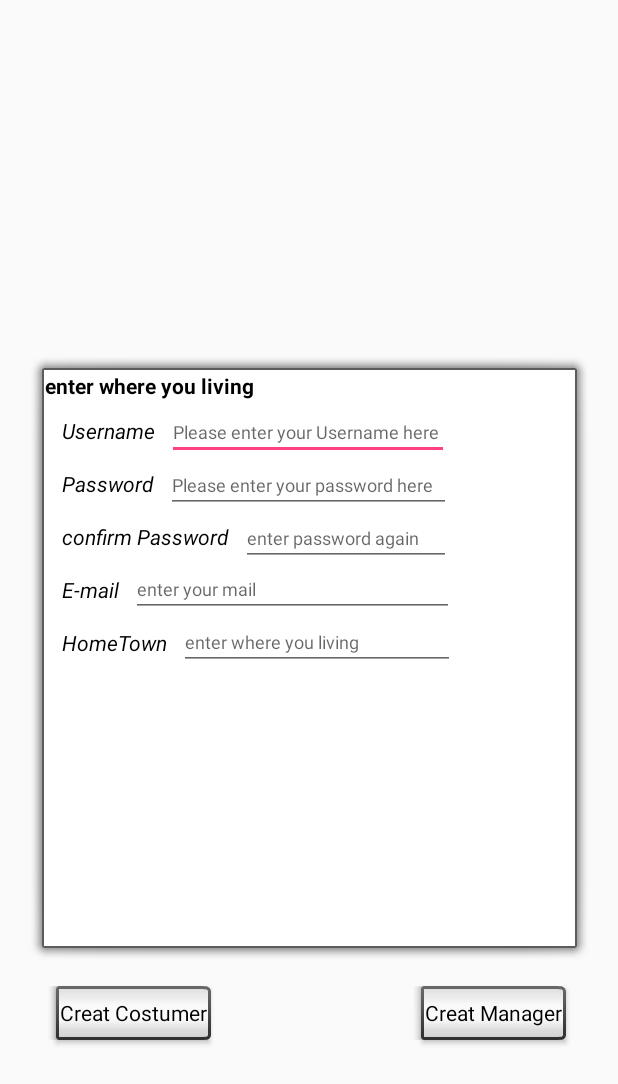
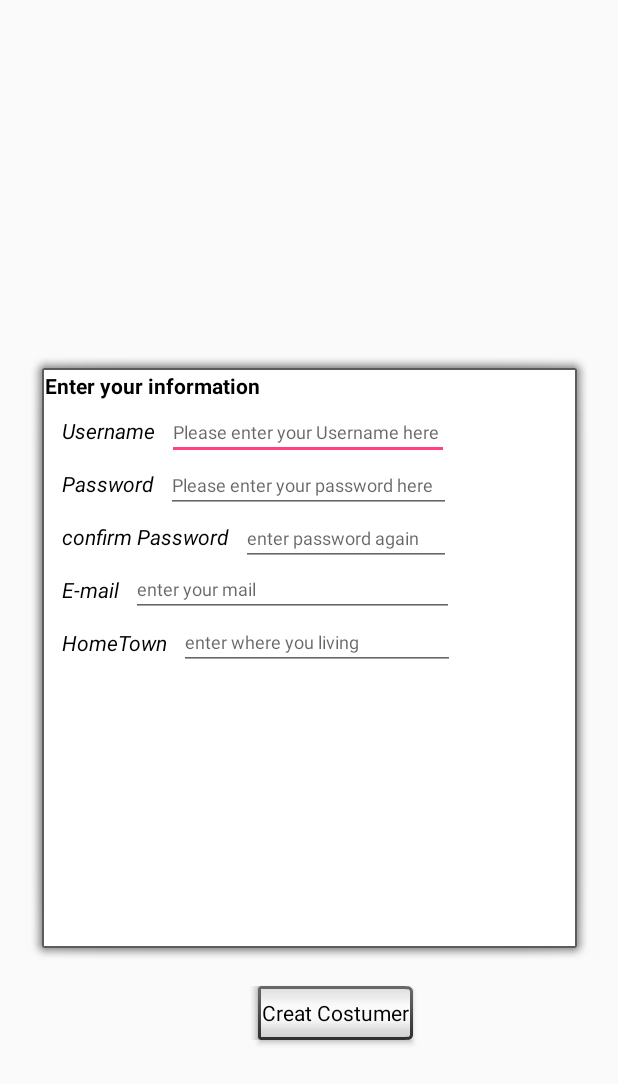
Before and after one commit to mayagel/BarBari, an Android app: the layout activity_creat_user.xml on its own in the app's theme, with its tools: preview values and no code run, on a phone screen of 412 x 824 dp. Shown: the top 1084 px of the screen. Run offline under Robolectric (Android 15) with nearby library versions, the phone set to English and light mode, and no system bars.

Commit message:
change some design

```diff
--- a/app/src/main/res/layout/activity_creat_user.xml
+++ b/app/src/main/res/layout/activity_creat_user.xml
@@ -12,7 +12,7 @@
         android:layout_height="408dp"
         android:layout_marginBottom="24dp"
         android:background="@android:drawable/alert_light_frame"
-        android:text="enter where you living"
+        android:text="Enter your information"
         android:textColor="@android:color/black"
         android:textStyle="bold"
         app:layout_constraintBottom_toBottomOf="parent"
@@ -149,18 +149,9 @@
         android:layout_marginStart="32dp"
         android:layout_marginTop="8dp"
         android:text="Creat Costumer"
+        app:layout_constraintEnd_toEndOf="parent"
+        app:layout_constraintHorizontal_bias="0.5"
         app:layout_constraintStart_toStartOf="parent"
         app:layout_constraintTop_toBottomOf="@+id/textView" />
 
-    <Button
-        android:id="@+id/creat_manager_btm"
-        style="@android:style/Widget.Button.Inset"
-        android:layout_width="wrap_content"
-        android:layout_height="wrap_content"
-        android:layout_marginEnd="32dp"
-        android:layout_marginTop="8dp"
-        android:text="Creat Manager"
-        app:layout_constraintEnd_toEndOf="parent"
-        app:layout_constraintTop_toBottomOf="@+id/textView" />
-
 </android.support.constraint.ConstraintLayout>
--- a/app/src/main/res/layout/activity_login.xml
+++ b/app/src/main/res/layout/activity_login.xml
@@ -131,7 +131,7 @@
         android:layout_height="wrap_content"
         android:layout_marginBottom="8dp"
         android:text="@string/forgot_password"
-        android:textColor="?attr/actionModeSplitBackground"
+        android:textColor="@color/colorPrimaryDark"
         android:textStyle="bold|italic"
         app:layout_constraintBottom_toBottomOf="parent"
         app:layout_constraintEnd_toStartOf="@+id/creat_tv"
--- a/app/src/main/res/layout/activity_main.xml
+++ b/app/src/main/res/layout/activity_main.xml
@@ -4,7 +4,7 @@
     xmlns:tools="http://schemas.android.com/tools"
     android:layout_width="match_parent"
     android:layout_height="match_parent"
-    android:background="@android:color/holo_green_dark"
+    android:background="@android:color/holo_orange_dark"
     tools:context="com.example.yagel.barbari.MainActivity">
 
 
@@ -25,7 +25,7 @@
         android:layout_width="0dp"
         android:layout_height="wrap_content"
         android:layout_marginTop="150dp"
-        android:background="@android:color/holo_green_dark"
+        android:background="@color/primary_dark_device_default_dark"
         android:text="BarBari"
         android:textAlignment="center"
         android:textColor="#ffe100"
--- a/app/src/main/res/layout/activity_manage_bar.xml
+++ b/app/src/main/res/layout/activity_manage_bar.xml
@@ -4,6 +4,7 @@
     xmlns:tools="http://schemas.android.com/tools"
     android:layout_width="match_parent"
     android:layout_height="match_parent"
+    android:background="@android:color/holo_orange_dark"
     tools:context="com.example.yagel.barbari.ManageBarActivity">
 
 </android.support.constraint.ConstraintLayout>
--- a/app/src/main/res/values/colors.xml
+++ b/app/src/main/res/values/colors.xml
@@ -3,4 +3,7 @@
     <color name="colorPrimary">#3f51b5</color>
     <color name="colorPrimaryDark">#303F9F</color>
     <color name="colorAccent">#FF4081</color>
+    <color name="primary_material_dark_1">#323611</color>
+    <color name="primary_dark_device_default_dark">#9f4f19</color>
+    <color name="primary_device_default_dark">#472610</color>
 </resources>
--- a/app/src/main/res/values/styles.xml
+++ b/app/src/main/res/values/styles.xml
@@ -3,8 +3,8 @@
     <!-- Base application theme. -->
     <style name="AppTheme" parent="Theme.AppCompat.Light.DarkActionBar">
         <!-- Customize your theme here. -->
-        <item name="colorPrimary">@color/colorPrimary</item>
-        <item name="colorPrimaryDark">@color/colorPrimaryDark</item>
+        <item name="colorPrimary">@color/primary_dark_device_default_dark</item>
+        <item name="colorPrimaryDark">@color/primary_device_default_dark</item>
         <item name="colorAccent">@color/colorAccent</item>
     </style>
 
```
Also changed, not shown: app/src/main/res/values-v21/styles.xml (added, +9 -0 lines).
